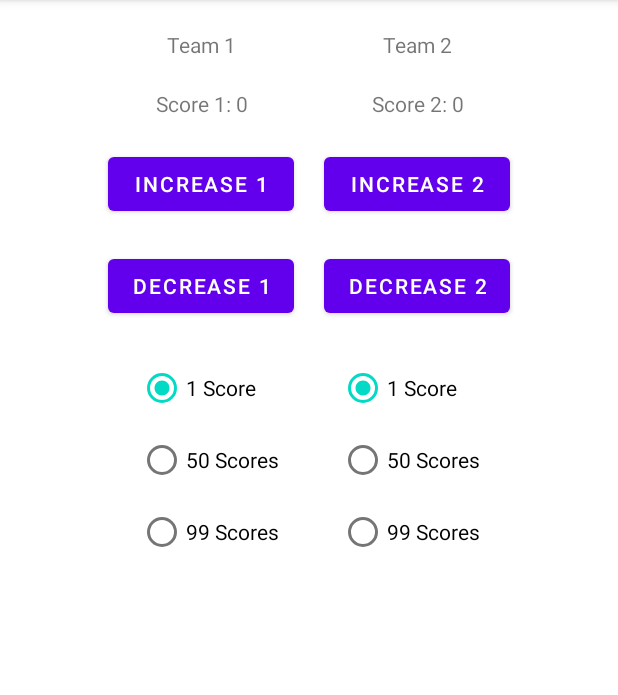
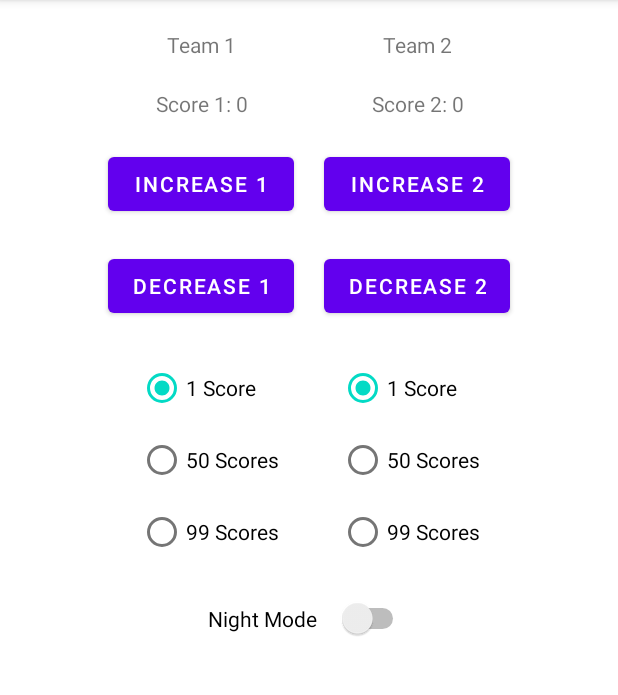
Before and after one commit to kevinle-it/JAV1001-ScoreKeeper, an Android app: the screen it shows after launch (MainActivity), on a phone screen of 412 x 824 dp, the part 84-779 px from its top. Run offline under Robolectric (Android 15) with nearby library versions, the phone set to English and light mode, and no system bars.

Commit message:
add switch button for switching between day and night mode

```diff
--- a/app/src/main/java/com/trile/scorekeeper/MainActivity.java
+++ b/app/src/main/java/com/trile/scorekeeper/MainActivity.java
@@ -5,6 +5,7 @@ import androidx.appcompat.app.AppCompatActivity;
 import android.os.Bundle;
 import android.widget.Button;
 import android.widget.RadioGroup;
+import android.widget.Switch;
 import android.widget.TextView;
 
 public class MainActivity extends AppCompatActivity {
@@ -25,6 +26,8 @@ public class MainActivity extends AppCompatActivity {
     int team1ScoreChangeBy = 1; // change by value for team 1 score
     int team2ScoreChangeBy = 1; // change by value for team 2 score
 
+    Switch switchNightMode;
+
     @Override
     protected void onCreate(Bundle savedInstanceState) {
         super.onCreate(savedInstanceState);
@@ -43,6 +46,8 @@ public class MainActivity extends AppCompatActivity {
 
         team1ScoreRadioGroup = findViewById(R.id.team1ScoreRadioGroup);
         team2ScoreRadioGroup = findViewById(R.id.team2ScoreRadioGroup);
+
+        switchNightMode = findViewById(R.id.switchNightMode);
 
         // --------------------------------------------------
         // Set all listeners for xml elements
--- a/app/src/main/res/layout/activity_main.xml
+++ b/app/src/main/res/layout/activity_main.xml
@@ -177,6 +177,20 @@
             </RadioGroup>
             <!-- END Team 2 Score Selection section -->
         </TableRow>
+
+        <TableRow
+            android:layout_width="match_parent"
+            android:layout_height="match_parent"
+            android:layout_marginTop="20dp"
+            android:gravity="center_horizontal">
+
+            <Switch
+                android:id="@+id/switchNightMode"
+                android:layout_width="wrap_content"
+                android:layout_height="wrap_content"
+                android:text="Night Mode" />
+
+        </TableRow>
     </TableLayout>
 
 </androidx.constraintlayout.widget.ConstraintLayout>
```
